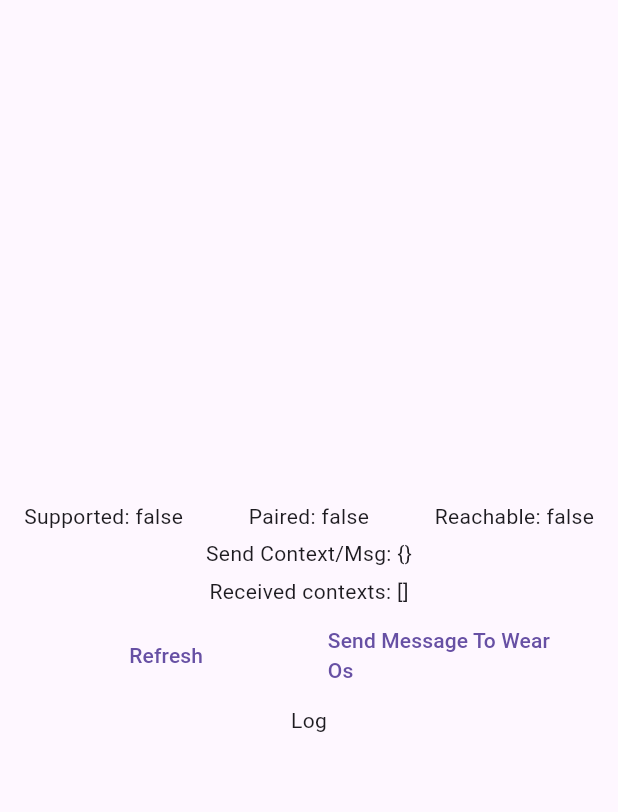
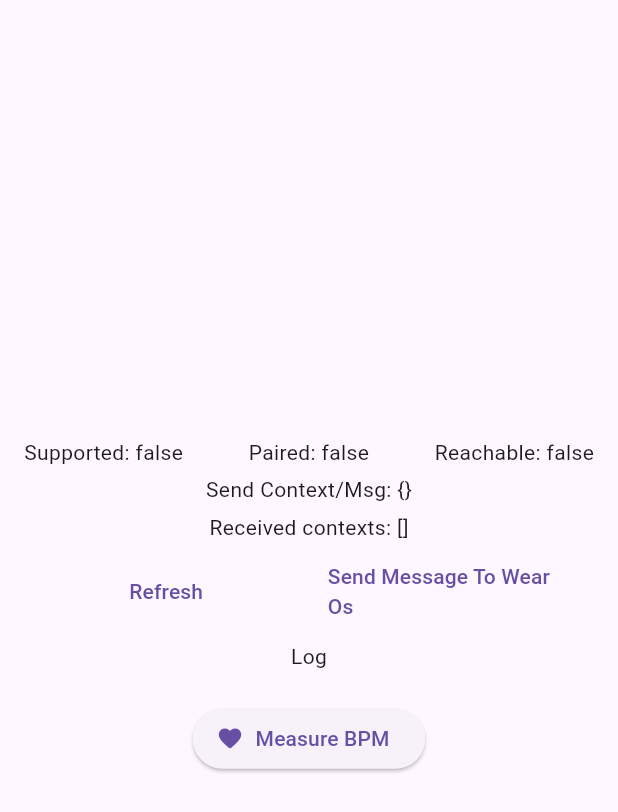
Before and after one commit to JagaranMaharjan/wear_os_sample, a Flutter app: the screen it shows after launch, on a phone screen of 412 x 824 dp. Shown: the top 812 px of the screen. Run offline on Flutter 3.47's test engine with Material 3 defaults, Android fonts, the phone set to English and light mode, and no system bars; our stand-ins replace flutter_screenutil, responsive_framework; missing offline and left inert: heart_bpm, is_wear, watch_connectivity, wear_plus; statements that could not run were skipped.

```diff
--- a/lib/main.dart
+++ b/lib/main.dart
@@ -1,10 +1,14 @@
 import 'dart:async';
+import 'dart:convert';
 
 import 'package:flutter/material.dart';
 import 'package:is_wear/is_wear.dart';
 
 import 'package:watch_connectivity/watch_connectivity.dart';
 import 'package:wear_plus/wear_plus.dart';
+
+import 'package:heart_bpm/chart.dart';
+import 'package:heart_bpm/heart_bpm.dart';
 
 late final bool isWear;
 
@@ -24,6 +28,7 @@ class MyApp extends StatefulWidget {
 }
 
 class _MyAppState extends State<MyApp> {
+  List<SensorValue> _sensorValues = [];
   final _watch = WatchConnectivity();
 
   var _count = 0;
@@ -45,7 +50,13 @@ class _MyAppState extends State<MyApp> {
 
     _watch.messageStream.listen((e) => setState(() {
           _receivedContexts.add(e);
+          _sensorValues.add(SensorValue(
+            time: DateTime.now(),
+            value: double.tryParse(e['data']) ?? 0,
+          ));
+
           _log.add('Received message: $e');
+          setState(() {});
         }));
 
     _watch.contextStream.listen((e) => setState(() {
@@ -113,25 +124,30 @@ class _MyAppState extends State<MyApp> {
                           '${isWear ? 'Send Message To Android' : 'Send Message To Wear Os'}'),
                     ),
                   ),
-                  // Expanded(
-                  //   child: TextButton(
-                  //     onPressed: () => sendContext(),
-                  //     child: _buildText('Context'),
-                  //   ),
-                  // ),
                 ],
               ),
-              // TextButton(
-              //   onPressed: toggleBackgroundMessaging,
-              //   child: Text(
-              //     '${timer == null ? 'Start' : 'Stop'} background messaging',
-              //     textAlign: TextAlign.center,
-              //   ),
-              // ),
-              // const SizedBox(width: 16),
               if (!isWear) ...{
                 _buildText('Log'),
-                ..._log.reversed.map(Text.new),
+                // ..._log.reversed.map(Text.new),
+                CheckBMP(
+                  onBPM: (v) {
+                    //{'data': !isWear ? 'Hello wear os' : 'Hello Android'}
+                    _watch.sendMessage({'data': '${v.value}'});
+
+                    setState(() => _log.add('Sent message: ${v.toJSON()}'));
+                  },
+                  onBPMValues: (v) {
+                    _watch.sendMessage({'data': '${v.value}'});
+                    setState(() => _log.add('Sent message 01: ${v.toJSON()}'));
+                  },
+                ),
+              } else ...{
+                // if (_sensorValues.isNotEmpty)
+                //   SizedBox(
+                //     height: 250,
+                //     width: double.infinity,
+                //     child: BPMChart(_sensorValues),
+                //   ),
               },
             ],
           ),
@@ -174,3 +190,79 @@ class _MyAppState extends State<MyApp> {
     setState(() {});
   }
 }
+
+class CheckBMP extends StatefulWidget {
+  final void Function(SensorValue bmpUpdate) onBPM;
+  final void Function(SensorValue bmpUpdate) onBPMValues;
+
+  CheckBMP({required this.onBPM, required this.onBPMValues});
+
+  @override
+  _CheckBMPState createState() => _CheckBMPState();
+}
+
+class _CheckBMPState extends State<CheckBMP> {
+  List<SensorValue> data = [];
+  List<SensorValue> bpmValues = [];
+
+  bool isBPMEnabled = false;
+  Widget? dialog;
+
+  @override
+  Widget build(BuildContext context) {
+    return Padding(
+      padding: EdgeInsets.all(16),
+      child: Column(
+        children: [
+          isBPMEnabled
+              ? dialog = HeartBPMDialog(
+                  context: context,
+                  showTextValues: true,
+                  borderRadius: 10,
+                  onRawData: (value) {
+                    setState(() {
+                      if (data.length >= 100) data.removeAt(0);
+                      data.add(value);
+                      widget.onBPM(value);
+                    });
+                  },
+                  onBPM: (value) => setState(() {
+                    if (bpmValues.length >= 100) bpmValues.removeAt(0);
+                    bpmValues.add(SensorValue(
+                        value: value.toDouble(), time: DateTime.now()));
+                    widget.onBPMValues(SensorValue(
+                        value: value.toDouble(), time: DateTime.now()));
+                  }),
+                )
+              : SizedBox(),
+          isBPMEnabled && data.isNotEmpty
+              ? Container(
+                  decoration: BoxDecoration(border: Border.all()),
+                  height: 180,
+                  child: BPMChart(data),
+                )
+              : SizedBox(),
+          isBPMEnabled && bpmValues.isNotEmpty
+              ? Container(
+                  decoration: BoxDecoration(border: Border.all()),
+                  constraints: BoxConstraints.expand(height: 180),
+                  child: BPMChart(bpmValues),
+                )
+              : SizedBox(),
+          Center(
+            child: ElevatedButton.icon(
+              icon: Icon(Icons.favorite_rounded),
+              label: Text(isBPMEnabled ? "Stop measurement" : "Measure BPM"),
+              onPressed: () => setState(() {
+                if (isBPMEnabled) {
+                  isBPMEnabled = false;
+                } else
+                  isBPMEnabled = true;
+              }),
+            ),
+          ),
+        ],
+      ),
+    );
+  }
+}
```
Also changed, not shown: lib/landing_screen.dart (added, +22 -0 lines), lib/login_screen.dart (added, +121 -0 lines), lib/responsive_context_extension.dart (added, +38 -0 lines), lib/responsive_design_screen.dart (added, +135 -0 lines), pubspec.yaml (+6 -3 lines), pubspec.lock, 125 other files.
